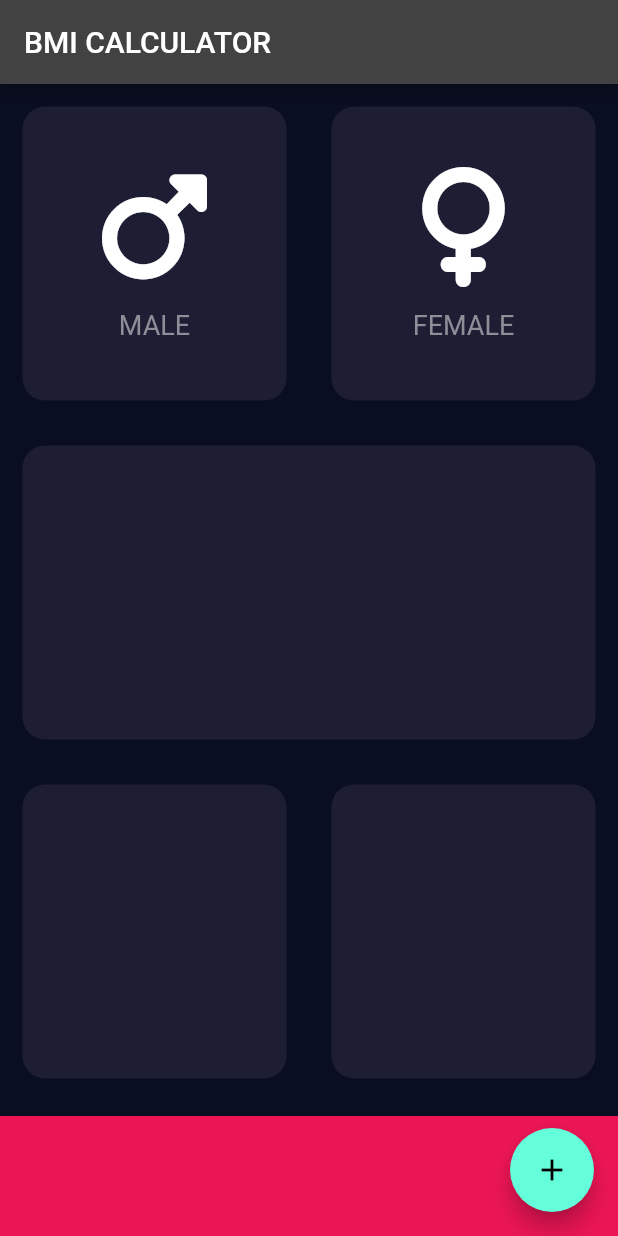
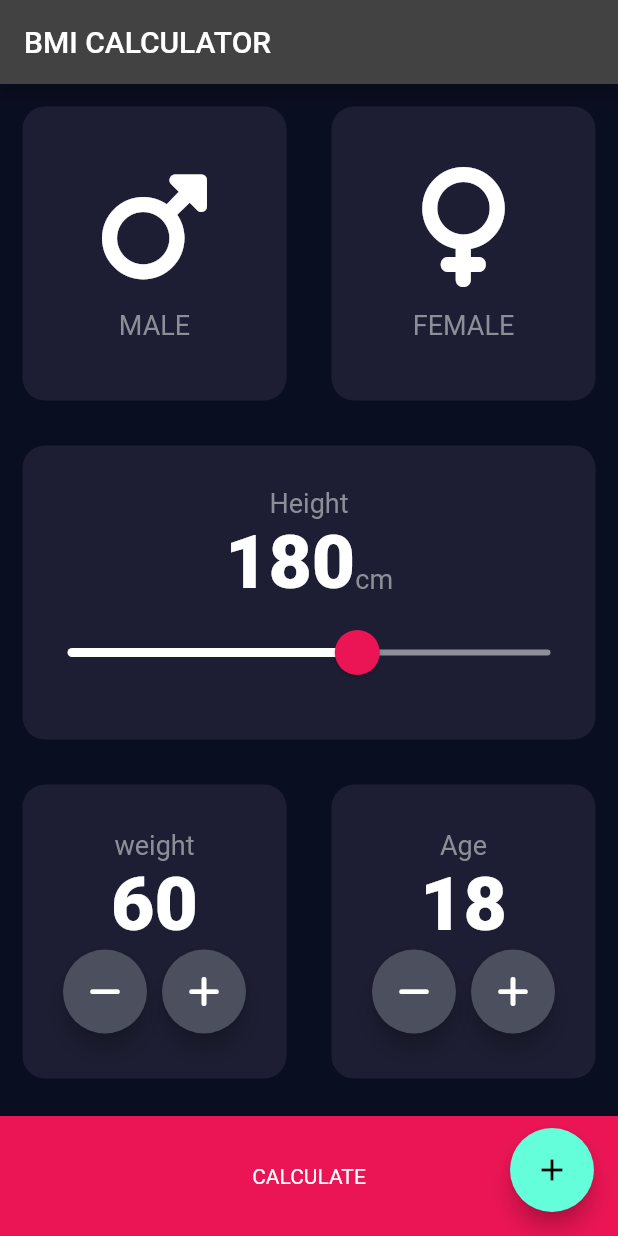
Before and after one commit to Abdulrahman-AL-Sabagh/flutter_course, a Flutter app: the screen it shows after launch, on a phone screen of 412 x 824 dp. Run offline on Flutter 3.47's test engine with Material 2 defaults, Android fonts, the phone set to English and light mode, and no system bars; our stand-ins replace audioplayers, font_awesome_flutter, rflutter_alert.

Commit message:
layout finished + routes added

```diff
--- /dev/null
+++ b/bmi_calculator/lib/constants.dart
@@ -0,0 +1,8 @@
+import 'package:flutter/material.dart';
+
+const labelTextStyle = TextStyle(fontSize: 18.0, color: Color(0xFF8D8E98));
+const Color containerColor = Color(0xFF1D1E33);
+const Color footerColor = Color(0xFFEB1555);
+const Color inactiveCardColor = Color(0xFF111328);
+const TextStyle numberTextStyle =
+    TextStyle(fontSize: 50, fontWeight: FontWeight.w900);
--- a/bmi_calculator/lib/input_page.dart
+++ b/bmi_calculator/lib/input_page.dart
@@ -1,13 +1,12 @@
 import 'package:bmi_calculator/gender_enum.dart';
+import 'package:bmi_calculator/results_page.dart';
+import 'package:bmi_calculator/value_card.dart';
 import 'package:flutter/material.dart';
 import 'package:font_awesome_flutter/font_awesome_flutter.dart';
 
 import "app_card.dart";
+import 'constants.dart';
 import 'gender_card.dart';
-
-const Color containerColor = Color(0xFF1D1E33);
-const Color footerColor = Color(0xFFEB1555);
-const Color inactiveCardColor = Color(0xFF111328);
 
 class InputPage extends StatefulWidget {
   const InputPage({Key? key}) : super(key: key);
@@ -17,6 +16,9 @@ class InputPage extends StatefulWidget {
 }
 
 class _InputPageState extends State<InputPage> {
+  int height = 180;
+  int weight = 60;
+
   @override
   Widget build(BuildContext context) {
     return Scaffold(
@@ -24,6 +26,7 @@ class _InputPageState extends State<InputPage> {
         title: const Text("BMI CALCULATOR"),
       ),
       body: Column(
+        crossAxisAlignment: CrossAxisAlignment.stretch,
         children: <Widget>[
           Expanded(
               child: Row(
@@ -61,8 +64,45 @@ class _InputPageState extends State<InputPage> {
               AppCard(
                 key: UniqueKey(),
                 color: containerColor,
-                child: null,
                 inactiveCardColor: inactiveCardColor,
+                child: Column(
+                  mainAxisAlignment: MainAxisAlignment.center,
+                  children: <Widget>[
+                    const Text(
+                      "Height",
+                      style: labelTextStyle,
+                    ),
+                    Row(
+                      mainAxisAlignment: MainAxisAlignment.center,
+                      crossAxisAlignment: CrossAxisAlignment.baseline,
+                      textBaseline: TextBaseline.alphabetic,
+                      children: <Widget>[
+                        Text("$height", style: numberTextStyle),
+                        const Text(
+                          "cm",
+                          style: labelTextStyle,
+                        )
+                      ],
+                    ),
+                    SliderTheme(
+                      data: SliderTheme.of(context).copyWith(
+                          inactiveTrackColor: const Color(0xFF8D8E98),
+                          thumbColor: const Color(0xFFEB1555),
+                          overlayColor: const Color(0x29EB1555),
+                          activeTrackColor: Colors.white,
+                          thumbShape: const RoundSliderThumbShape(
+                              enabledThumbRadius: 15),
+                          overlayShape:
+                              const RoundSliderOverlayShape(overlayRadius: 30)),
+                      child: Slider(
+                          value: height.toDouble(),
+                          min: 120,
+                          max: 220,
+                          onChanged: (double newValue) =>
+                              setState(() => height = newValue.round())),
+                    ),
+                  ],
+                ),
               )
             ],
           )),
@@ -72,22 +112,37 @@ class _InputPageState extends State<InputPage> {
               AppCard(
                 key: UniqueKey(),
                 color: containerColor,
-                child: null,
                 inactiveCardColor: inactiveCardColor,
+                child: ValueCard("weight", 60, key: UniqueKey()),
               ),
               AppCard(
                 key: UniqueKey(),
                 color: containerColor,
-                child: null,
                 inactiveCardColor: inactiveCardColor,
+                child: ValueCard(
+                  "Age",
+                  18,
+                  key: UniqueKey(),
+                ),
               )
             ],
           )),
-          Container(
-            color: footerColor,
-            margin: const EdgeInsets.only(top: 10),
-            width: double.infinity,
-            height: 80,
+          GestureDetector(
+            onTap: () => Navigator.push(
+              context,
+              MaterialPageRoute(
+                builder: (context) => const ResultsPage(),
+              ),
+            ),
+            child: Container(
+              color: footerColor,
+              margin: const EdgeInsets.only(top: 10),
+              width: double.infinity,
+              height: 80,
+              child: const Center(
+                child: Text("CALCULATE"),
+              ),
+            ),
           ),
         ],
       ),
--- /dev/null
+++ b/bmi_calculator/lib/results_page.dart
@@ -0,0 +1,15 @@
+import "package:flutter/material.dart";
+
+class ResultsPage extends StatelessWidget {
+  const ResultsPage({Key? key}) : super(key: key);
+
+  @override
+  Widget build(BuildContext context) {
+    return Scaffold(
+      appBar: AppBar(
+        title: const Text("BMI CALCULATOR"),
+      ),
+      body: Text("Hello"),
+    );
+  }
+}
--- /dev/null
+++ b/bmi_calculator/lib/roundIconButton.dart
@@ -0,0 +1,20 @@
+import 'package:flutter/material.dart';
+
+class RoundIconButton extends StatelessWidget {
+  final IconData icon;
+  final VoidCallback handler;
+
+  RoundIconButton(this.icon, this.handler);
+
+  @override
+  Widget build(BuildContext context) {
+    return RawMaterialButton(
+      elevation: 6,
+      constraints: const BoxConstraints.tightFor(width: 56, height: 56),
+      shape: const CircleBorder(),
+      fillColor: const Color(0xFF4c4F5E),
+      onPressed: handler,
+      child: Icon(icon),
+    );
+  }
+}
--- /dev/null
+++ b/bmi_calculator/lib/value_card.dart
@@ -0,0 +1,44 @@
+import 'package:bmi_calculator/roundIconButton.dart';
+import 'package:flutter/cupertino.dart';
+import 'package:font_awesome_flutter/font_awesome_flutter.dart';
+
+import 'constants.dart';
+
+class ValueCard extends StatefulWidget {
+  final String label;
+  int standardValue;
+
+  ValueCard(this.label, this.standardValue, {Key? key}) : super(key: key);
+
+  @override
+  State<ValueCard> createState() => _ValueCardState();
+}
+
+class _ValueCardState extends State<ValueCard> {
+  @override
+  Widget build(BuildContext context) {
+    return Column(
+      mainAxisAlignment: MainAxisAlignment.center,
+      children: <Widget>[
+        Text(
+          widget.label,
+          style: labelTextStyle,
+        ),
+        Text(widget.standardValue.toString(), style: numberTextStyle),
+        Row(
+          mainAxisAlignment: MainAxisAlignment.center,
+          children: <Widget>[
+            RoundIconButton(FontAwesomeIcons.minus,
+                () => setState(() => widget.standardValue--)),
+            const SizedBox(
+              width: 10,
+            ),
+            RoundIconButton(FontAwesomeIcons.plus,
+                () => setState(() => widget.standardValue++))
+          ],
+        )
+      ],
+    );
+    ;
+  }
+}
```
